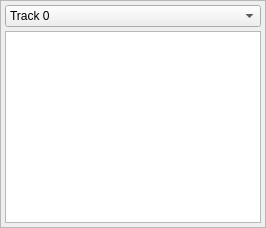
Above: source/smkaudiowidget.ui from pionere/d1-graphics-tool before the change. Below: the same form after it.
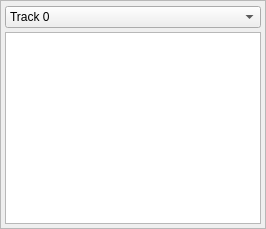
That is the form after the change.

Patch:
```diff
--- a/source/smkaudiowidget.ui
+++ b/source/smkaudiowidget.ui
@@ -19,6 +19,46 @@
   </property-->
   <layout class="QVBoxLayout">
    <item>
+    <layout class="QHBoxLayout">
+     <!--item>
+      <widget class="QLabel" name="imageLabel">
+       <property name="minimumSize">
+        <size>
+         <width>16</width>
+         <height>16</height>
+        </size>
+       </property>
+       <property name="maximumSize">
+        <size>
+         <width>16</width>
+         <height>16</height>
+        </size>
+       </property>
+      </widget>
+     </item-->
+     <item>
+      <spacer>
+       <property name="orientation">
+        <enum>Qt::Horizontal</enum>
+       </property>
+      </spacer>
+     </item>
+     <item>
+      <layout class="QHBoxLayout" name="centerButtonsHorizontalLayout"/>
+     </item>
+     <item>
+      <spacer>
+       <property name="orientation">
+        <enum>Qt::Horizontal</enum>
+       </property>
+      </spacer>
+     </item>
+     <item>
+      <layout class="QHBoxLayout" name="rightButtonsHorizontalLayout"/>
+     </item>
+    </layout>
+   </item>
+   <item>
     <widget class="QComboBox" name="trackComboBox">
      <item>
       <property name="text">
```
